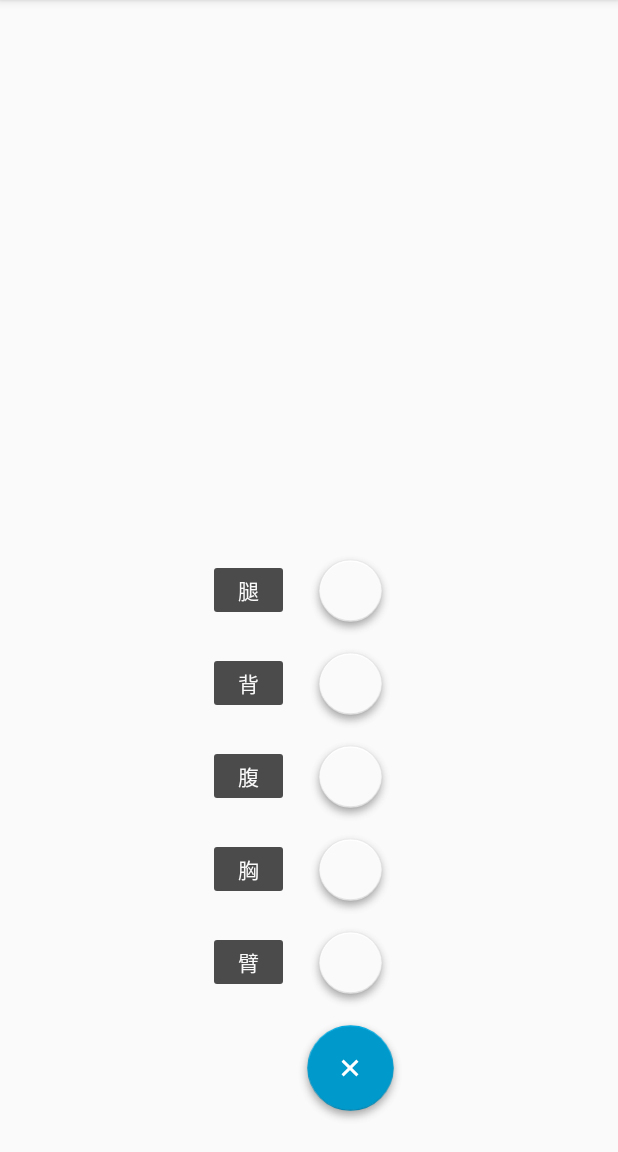
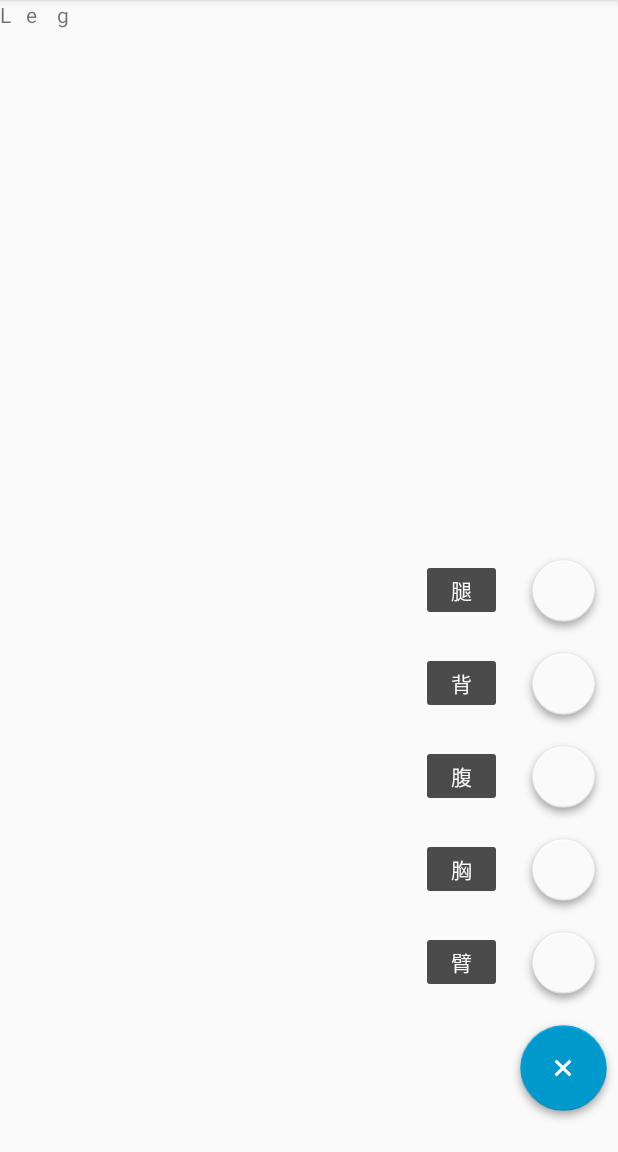
Before and after one commit to fashi-github/GymRecorder, an Android app: the fragment BuildingMuscleFragment placed in its activity, in the options menu, after a tap on "Settings", on a phone screen of 412 x 824 dp, the part 84-1236 px from its top. Run offline under Robolectric (Android 15) with nearby library versions, the phone set to English and light mode, and no system bars; plain views replace CompoundSelector.

```diff
--- a/app/src/main/java/com/jirou/gymrecorder/BuildingMuscleFragment.java
+++ b/app/src/main/java/com/jirou/gymrecorder/BuildingMuscleFragment.java
@@ -1,15 +1,14 @@
 package com.jirou.gymrecorder;
 
+import android.os.Bundle;
 import android.support.v4.app.Fragment;
-import android.os.Bundle;
-import android.support.v4.app.FragmentTransaction;
-import android.util.Log;
 import android.view.LayoutInflater;
 import android.view.View;
 import android.view.ViewGroup;
-import android.widget.Button;
+import android.widget.LinearLayout;
 import android.widget.TextView;
-import android.widget.Toast;
+
+import com.jirou.gymrecorder.coustm.widget.FloatingActionButton;
 
 /**
  * Created by wizard on 16/5/2.
@@ -26,6 +25,24 @@ public class BuildingMuscleFragment extends Fragment {
                              Bundle savedInstanceState) {
 
         View v = inflater.inflate(R.layout.fragment_building_muscle, container, false);
+        final LinearLayout buildingParts = (LinearLayout) v.findViewById(R.id.building_part);
+
+        FloatingActionButton legBtn = (FloatingActionButton) v.findViewById(R.id.leg_btn);
+        legBtn.setOnClickListener(new View.OnClickListener() {
+            @Override
+            public void onClick(View v) {
+                TextView legText = new TextView(getContext());
+                legText.setText("L   e    g");
+                ViewGroup.LayoutParams marginLayoutParams =
+                        new ViewGroup.LayoutParams(1000, 100);
+                legText.setLayoutParams(marginLayoutParams);
+//                marginLayoutParams. = 1000;
+//                marginLayoutParams.topMargin = 1000;
+//                marginLayoutParams.rightMargin = 1000;
+//                marginLayoutParams.bottomMargin = 1000;
+                buildingParts.addView(legText, marginLayoutParams);
+            }
+        });
 
 //        Button selectPartBtn = (Button) v.findViewById(R.id.select_part_btn);
 //        final TextView selectedPart = (TextView) v.findViewById(R.id.part_selected);
--- a/app/src/main/res/layout/fragment_building_muscle.xml
+++ b/app/src/main/res/layout/fragment_building_muscle.xml
@@ -14,6 +14,15 @@
         <!--android:layout_alignParentEnd="true"-->
         <!--android:layout_margin="@dimen/fab_margin"-->
         <!--android:src="@android:drawable/ic_dialog_email" />-->
+    <LinearLayout
+        android:layout_width="match_parent"
+        android:layout_height="wrap_content"
+        android:id="@+id/building_part"
+        android:orientation="vertical"
+        android:layout_centerHorizontal="true">
+
+    </LinearLayout>
+
 
     <com.jirou.gymrecorder.coustm.widget.FloatingActionsMenu
         android:id="@+id/pink_icon"
@@ -25,10 +34,11 @@
         fab:fab_labelStyle="@style/menu_labels_style"
         fab:fab_labelsPosition="left"
         android:layout_alignParentBottom="true"
-        android:layout_centerHorizontal="true"
+        android:layout_alignParentEnd="true"
         android:layout_marginBottom="16dp">
 
         <com.jirou.gymrecorder.coustm.widget.FloatingActionButton
+            android:id="@+id/leg_btn"
             android:layout_width="wrap_content"
             android:layout_height="wrap_content"
             fab:fab_colorNormal="@color/white"
```
